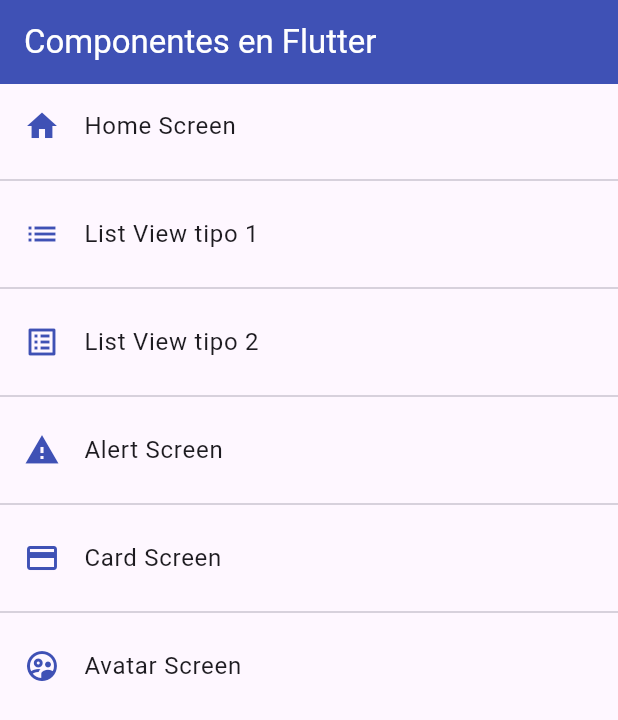
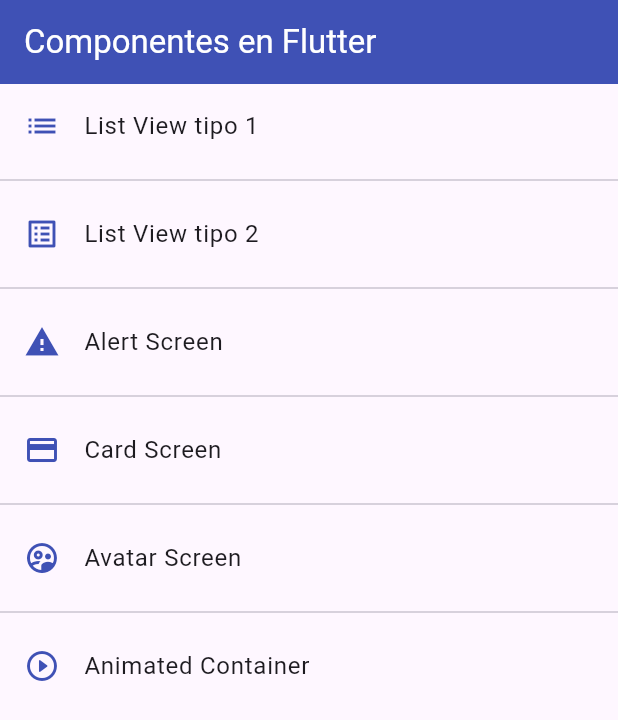
Before and after one commit to octavio-corzo/flutter-components-app, a Flutter app: the screen it shows after launch, on a phone screen of 412 x 824 dp. Shown: the top 720 px of the screen. Run offline on Flutter 3.47's test engine with Material 3 defaults, Android fonts, the phone set to English and light mode, and no system bars.

Commit message:
Animated screen

```diff
--- a/lib/router/app_routes.dart
+++ b/lib/router/app_routes.dart
@@ -7,13 +7,6 @@
   static const initialRoute = 'home';
 
   static final menuOptions = <MenuOption>[
-    // TODO: borrar home
-    MenuOption(
-      route: 'home',
-      name: 'Home Screen',
-      screen: const HomeScreen(),
-      icon: Icons.home,
-    ),
     MenuOption(
       route: 'listview1',
       name: 'List View tipo 1',
@@ -44,11 +37,17 @@
       screen: const AvatarScreen(),
       icon: Icons.supervised_user_circle_outlined,
     ),
+    MenuOption(
+      route: 'animated',
+      name: 'Animated Container',
+      screen: const AnimatedScreen(),
+      icon: Icons.play_circle_outline_rounded,
+    ),
   ];
 
   static Map<String, Widget Function(BuildContext)> getAppRoutes() {
     Map<String, Widget Function(BuildContext)> appRoutes = {};
-
+    appRoutes.addAll({'home': (BuildContext context) => const HomeScreen()});
     for (final option in menuOptions) {
       appRoutes.addAll({option.route: (BuildContext context) => option.screen});
     }
--- a/lib/screens/screens.dart
+++ b/lib/screens/screens.dart
@@ -1,3 +1,4 @@
+export 'package:fl_components/screens/aimated_screen.dart';
 export 'package:fl_components/screens/avatar_screen.dart';
 export 'package:fl_components/screens/home_screen.dart';
 export 'package:fl_components/screens/listview1_screen.dart';
```
Also changed, not shown: lib/screens/aimated_screen.dart (added, +66 -0 lines).
